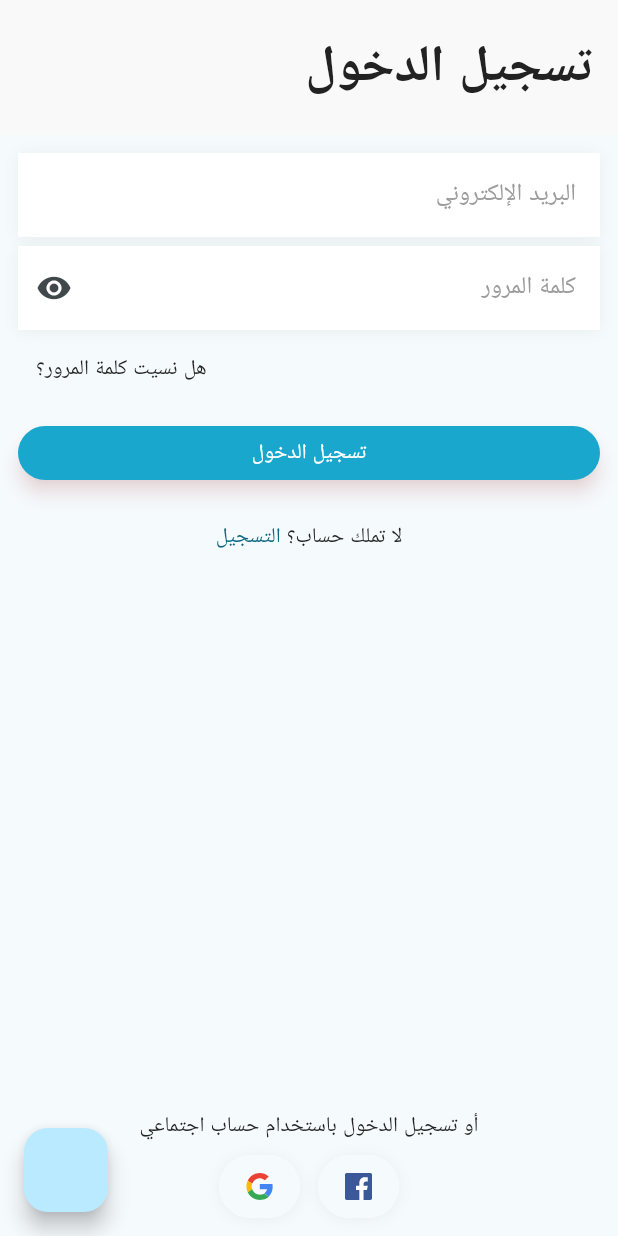
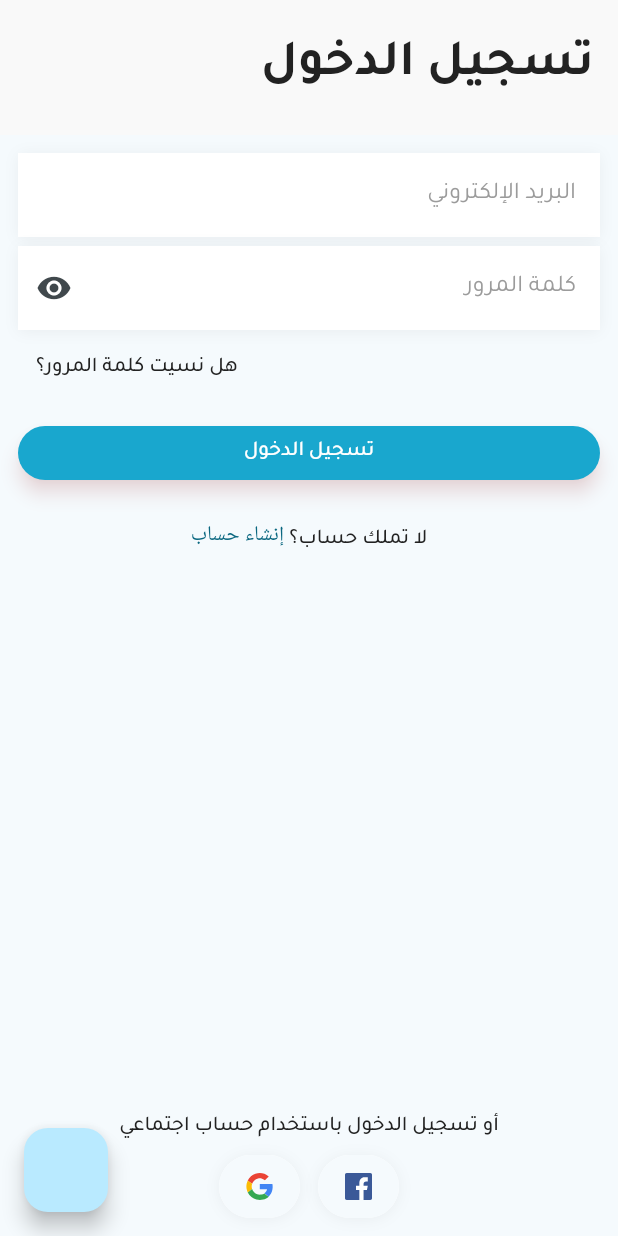
Before and after one commit to aoa97/ecommerce-app, a Flutter app: the screen it shows after launch, on a phone screen of 412 x 824 dp. Run offline on Flutter 3.47's test engine with Material 2 defaults, Android fonts, the phone set to English and light mode, and no system bars; our stand-ins replace dio, flutter_bloc, flutter_hooks, flutter_svg, get_it, go_router and 3 more; missing offline and left inert: print_color; generated files the repository leaves out were written again.

Commit message:
Update app theme

```diff
--- a/lib/core/features/locale/presentation/controller/locale_cubit.dart
+++ b/lib/core/features/locale/presentation/controller/locale_cubit.dart
@@ -20,7 +20,7 @@ class LocaleCubit extends Cubit<LocaleState> {
     emit(SwitchLocaleState());
   }
 
-  bool get isRtl => val.languageCode == "ar";
+  bool get isArabic => val.languageCode == "ar";
 
   @override
   void onChange(Change<LocaleState> change) {
--- a/lib/core/presentation/config/theme.dart
+++ /dev/null
@@ -1,110 +0,0 @@
-import 'package:ecommerce/assets/fonts.gen.dart';
-import 'package:ecommerce/core/presentation/utils/colors.dart';
-import 'package:ecommerce/core/presentation/utils/sizes.dart';
-import 'package:flutter/material.dart';
-
-class AppThemeData {
-  static ThemeData get light => ThemeData(
-        useMaterial3: true,
-        fontFamily: FontFamily.metro,
-        materialTapTargetSize: MaterialTapTargetSize.shrinkWrap,
-        colorScheme: _colorScheme,
-        textTheme: _textTheme,
-        appBarTheme: _appBarTheme,
-        elevatedButtonTheme: _elevatedButtonTheme,
-        textButtonTheme: _textButtonTheme,
-        inputDecorationTheme: _inputDecorationTheme,
-      );
-}
-
-final _elevatedButtonTheme = ElevatedButtonThemeData(
-  style: ElevatedButton.styleFrom(
-    elevation: 5,
-    shadowColor: const Color.fromRGBO(211, 38, 38, 0.25),
-    backgroundColor: Palette.primary,
-    foregroundColor: Palette.white,
-    textStyle: _textTheme.headlineSmall!.copyWith(letterSpacing: 1),
-    minimumSize: Size(double.infinity, Sizes.paddingX48),
-  ),
-);
-
-final _textButtonTheme = TextButtonThemeData(
-  style: ButtonStyle(
-    overlayColor: MaterialStateProperty.resolveWith<Color>(
-      (Set<MaterialState> states) {
-        if (states.contains(MaterialState.pressed)) {
-          return Colors.grey.withOpacity(0.3);
-        }
-        return Colors.grey.withOpacity(0.3);
-      },
-    ),
-  ),
-);
-
-final _appBarTheme = AppBarTheme(
-  toolbarHeight: Sizes.mqh * .15,
-  backgroundColor: Palette.background,
-  titleTextStyle: _textTheme.displayLarge,
-  elevation: 0,
-);
-
-final _colorScheme = ColorScheme.fromSeed(
-  seedColor: Palette.primary,
-  background: Palette.background,
-  error: Palette.error,
-);
-
-const _inputDecorationTheme = InputDecorationTheme(
-  filled: true,
-  fillColor: Colors.white,
-  border: InputBorder.none,
-  labelStyle: TextStyle(color: Palette.grey),
-);
-
-const _textTheme = TextTheme(
-  displayLarge: TextStyle(
-    fontFamily: FontFamily.metro,
-    fontWeight: FontWeight.w700,
-    fontSize: 34,
-    color: Palette.black,
-  ),
-  displayMedium: TextStyle(
-    fontFamily: FontFamily.metro,
-    fontWeight: FontWeight.w600,
-    fontSize: 24,
-    color: Palette.black,
-  ),
-  displaySmall: TextStyle(
-    fontFamily: FontFamily.metro,
-    fontWeight: FontWeight.w500,
-    fontSize: 18,
-    color: Palette.black,
-  ),
-  headlineMedium: TextStyle(
-    fontFamily: FontFamily.metro,
-    fontWeight: FontWeight.w500,
-    fontSize: 16,
-    color: Palette.black,
-  ),
-  headlineSmall: TextStyle(
-    fontFamily: FontFamily.metro,
-    fontWeight: FontWeight.w500,
-    fontSize: 14,
-    color: Palette.black,
-  ),
-  bodyLarge: TextStyle(
-    fontFamily: FontFamily.metro,
-    fontSize: 16,
-    color: Palette.black,
-  ),
-  bodyMedium: TextStyle(
-    fontFamily: FontFamily.metro,
-    fontSize: 14,
-    color: Palette.black,
-  ),
-  bodySmall: TextStyle(
-    fontFamily: FontFamily.metro,
-    fontSize: 11,
-    color: Palette.grey,
-  ),
-);
--- a/lib/core/presentation/widgets/main_app.dart
+++ b/lib/core/presentation/widgets/main_app.dart
@@ -1,9 +1,11 @@
+import 'package:ecommerce/assets/fonts.gen.dart';
 import 'package:ecommerce/core/features/locale/presentation/controller/locale_cubit.dart';
-import 'package:ecommerce/core/presentation/config/theme.dart';
 import 'package:ecommerce/core/presentation/models/flavor_config.dart';
 import 'package:ecommerce/core/presentation/router/app_router.dart';
 import 'package:ecommerce/core/presentation/services/service_locator.dart';
+import 'package:ecommerce/core/presentation/utils/colors.dart';
 import 'package:ecommerce/core/presentation/utils/enums.dart';
+import 'package:ecommerce/core/presentation/utils/sizes.dart';
 import 'package:ecommerce/l10n/l10n.dart';
 import 'package:flutter/material.dart';
 import 'package:flutter_bloc/flutter_bloc.dart';
@@ -21,15 +23,115 @@ class MainApp extends StatelessWidget {
       ],
       child: Builder(
         builder: (context) {
-          final currentLocale = context.select((LocaleCubit locale) => locale.val);
+          final localeCubit = context.watch<LocaleCubit>();
 
           return MaterialApp.router(
             debugShowCheckedModeBanner: flavor.type == Flavor.development,
             title: flavor.appTitle,
             localizationsDelegates: L10n.localizationsDelegates,
             supportedLocales: L10n.supportedLocales,
-            locale: currentLocale,
-            theme: AppThemeData.light,
+            locale: localeCubit.val,
+            theme: ThemeData(
+              useMaterial3: true,
+              fontFamily: localeCubit.isArabic ? FontFamily.tajawal : FontFamily.metro,
+              materialTapTargetSize: MaterialTapTargetSize.shrinkWrap,
+              colorScheme: ColorScheme.fromSeed(
+                seedColor: Palette.primary,
+                background: Palette.background,
+                error: Palette.error,
+              ),
+              appBarTheme: AppBarTheme(
+                toolbarHeight: Sizes.mqh * .15,
+                backgroundColor: Palette.background,
+                titleTextStyle: TextStyle(
+                  fontFamily: localeCubit.isArabic ? FontFamily.tajawal : FontFamily.metro,
+                  fontWeight: FontWeight.w700,
+                  fontSize: 34,
+                  color: Palette.black,
+                ),
+                elevation: 0,
+              ),
+              elevatedButtonTheme: ElevatedButtonThemeData(
+                style: ElevatedButton.styleFrom(
+                  elevation: 5,
+                  shadowColor: const Color.fromRGBO(211, 38, 38, 0.25),
+                  backgroundColor: Palette.primary,
+                  foregroundColor: Palette.white,
+                  textStyle: TextStyle(
+                    fontFamily: localeCubit.isArabic ? FontFamily.tajawal : FontFamily.metro,
+                    fontWeight: FontWeight.w500,
+                    fontSize: 14,
+                    color: Palette.black,
+                  ),
+                  minimumSize: Size(double.infinity, Sizes.paddingX48),
+                ),
+              ),
+              textButtonTheme: TextButtonThemeData(
+                style: ButtonStyle(
+                  overlayColor: MaterialStateProperty.resolveWith<Color>(
+                    (Set<MaterialState> states) {
+                      if (states.contains(MaterialState.pressed)) {
+                        return Colors.grey.withOpacity(0.3);
+                      }
+                      return Colors.grey.withOpacity(0.3);
+                    },
+                  ),
+                ),
+              ),
+              inputDecorationTheme: const InputDecorationTheme(
+                filled: true,
+                fillColor: Colors.white,
+                border: InputBorder.none,
+                labelStyle: TextStyle(color: Palette.grey),
+              ),
+              textTheme: TextTheme(
+                displayLarge: TextStyle(
+                  fontFamily: localeCubit.isArabic ? FontFamily.tajawal : FontFamily.metro,
+                  fontWeight: FontWeight.w700,
+                  fontSize: 34,
+                  color: Palette.black,
+                ),
+                displayMedium: TextStyle(
+                  fontFamily: localeCubit.isArabic ? FontFamily.tajawal : FontFamily.metro,
+                  fontWeight: FontWeight.w600,
+                  fontSize: 24,
+                  color: Palette.black,
+                ),
+                displaySmall: TextStyle(
+                  fontFamily: localeCubit.isArabic ? FontFamily.tajawal : FontFamily.metro,
+                  fontWeight: FontWeight.w500,
+                  fontSize: 18,
+                  color: Palette.black,
+                ),
+                headlineMedium: TextStyle(
+                  fontFamily: localeCubit.isArabic ? FontFamily.tajawal : FontFamily.metro,
+                  fontWeight: FontWeight.w500,
+                  fontSize: 16,
+                  color: Palette.black,
+                ),
+                headlineSmall: TextStyle(
+                  fontFamily: localeCubit.isArabic ? FontFamily.tajawal : FontFamily.metro,
+                  fontWeight: FontWeight.w500,
+                  fontSize: 14,
+                  color: Palette.black,
+                ),
+                bodyLarge: TextStyle(
+                  fontFamily: localeCubit.isArabic ? FontFamily.tajawal : FontFamily.metro,
+                  fontSize: 16,
+                  color: Palette.black,
+                ),
+                bodyMedium: TextStyle(
+                  fontFamily: localeCubit.isArabic ? FontFamily.tajawal : FontFamily.metro,
+                  fontSize: 14,
+                  color: Palette.black,
+                ),
+                bodySmall: TextStyle(
+                  fontFamily: localeCubit.isArabic ? FontFamily.tajawal : FontFamily.metro,
+                  fontSize: 11,
+                  color: Palette.grey,
+                ),
+              ),
+            ),
             routerConfig: appRouter,
           );
         },
--- a/lib/l10n/app_ar.arb
+++ b/lib/l10n/app_ar.arb
@@ -1,7 +1,7 @@
 {
 "@_auth": {},
 "login": "تسجيل الدخول",
-"register": "التسجيل",
+"register": "إنشاء حساب",
 "forgot_password": "هل نسيت كلمة المرور؟",
 "no_account": "لا تملك حساب؟ ",
 "already": "هل لديك حساب بالفعل؟ ",
```
